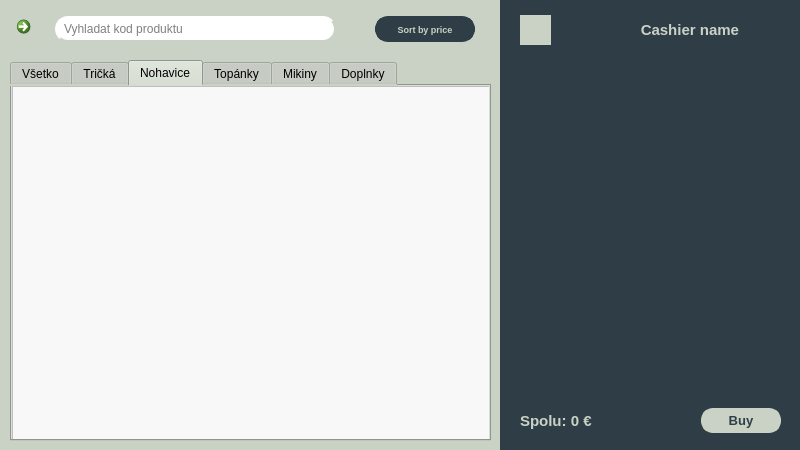
Old version of the form source/code/main.ui in the repository tomas-magat/camels-eshop-infosystem.
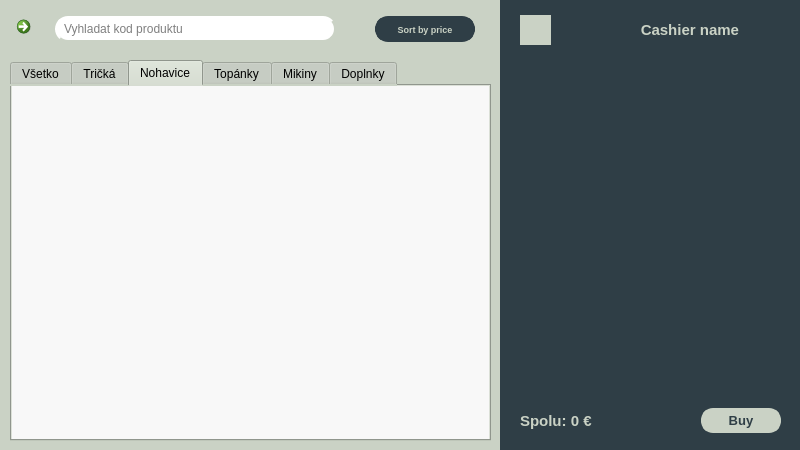
New version of the form. The open tabs and pages were chosen to show the change. Icons and pictures are not drawn.

Commit message: Portal and login screen refactoring

What changed in the file:
```diff
--- a/source/code/main.ui
+++ b/source/code/main.ui
@@ -477,7 +477,10 @@
 }</string>
                </property>
                <property name="frameShape">
-                <enum>QFrame::StyledPanel</enum>
+                <enum>QFrame::NoFrame</enum>
+               </property>
+               <property name="frameShadow">
+                <enum>QFrame::Plain</enum>
                </property>
                <property name="widgetResizable">
                 <bool>true</bool>
@@ -487,8 +490,8 @@
                  <rect>
                   <x>0</x>
                   <y>0</y>
-                  <width>479</width>
-                  <height>359</height>
+                  <width>481</width>
+                  <height>361</height>
                  </rect>
                 </property>
                 <layout class="QVBoxLayout" name="verticalLayout_40"/>
```
Left out of the diff: 42 changed lines with no effect on the pictures. The commit also changes 2 other files.
